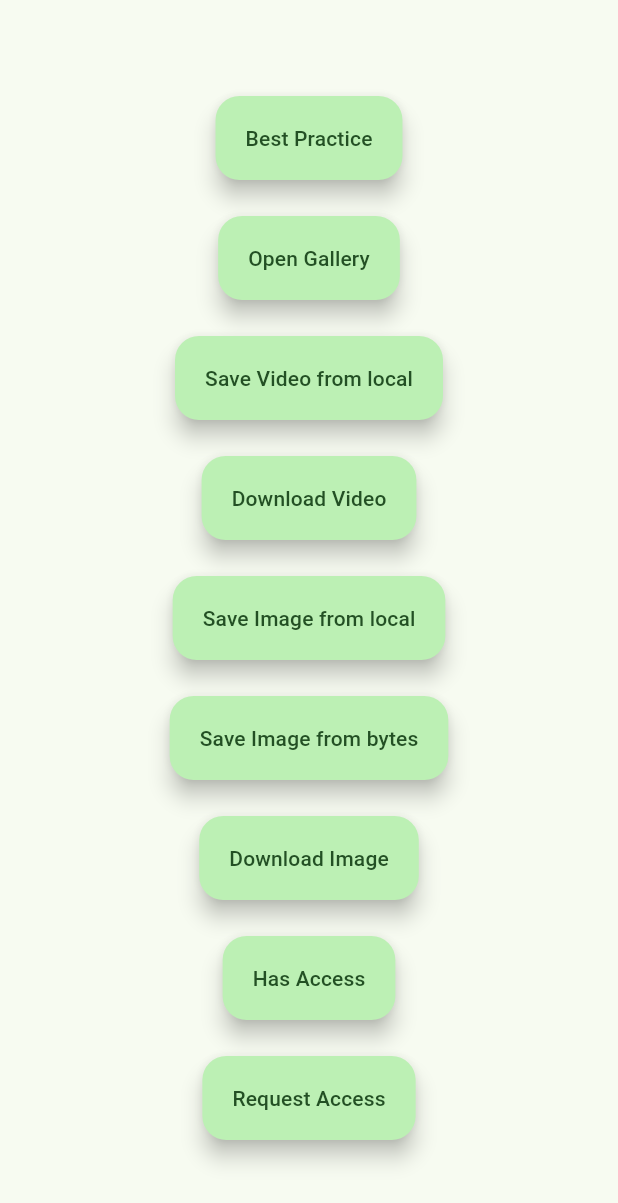
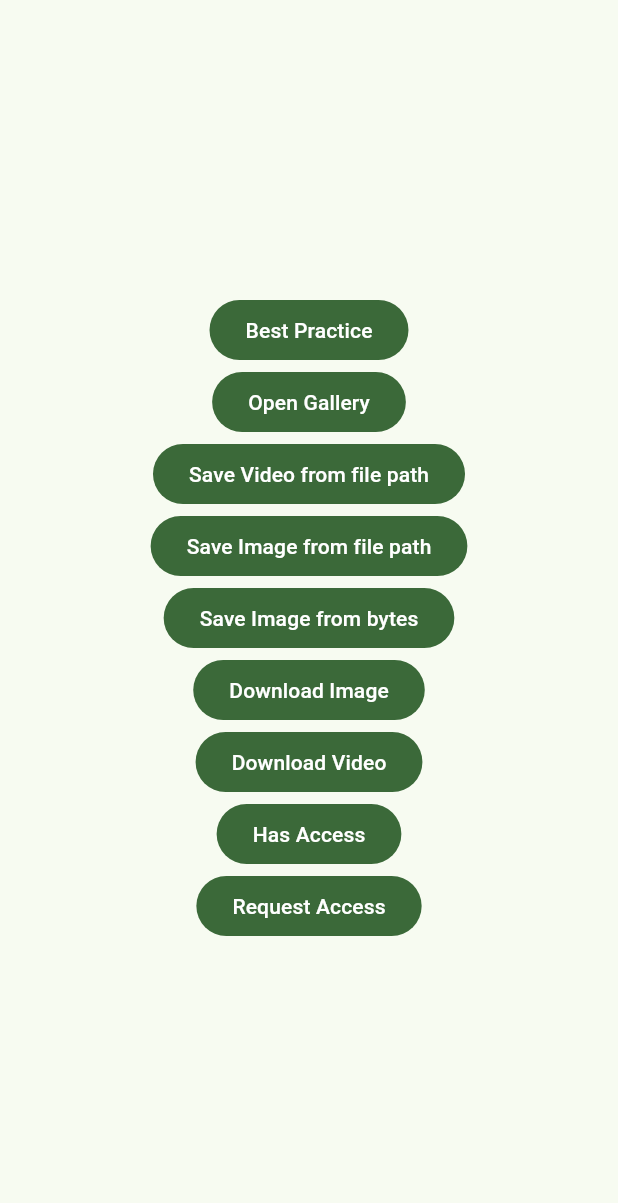
Before and after one commit to natsuk4ze/gal, a Flutter app: the screen it shows after launch, on a phone screen of 412 x 824 dp. Shown: the top 1203 px of the screen. Run offline on Flutter 3.47's test engine with Material 2 defaults, Android fonts, the light colour scheme and no system bars; our stand-ins replace dio, plugin_platform_interface.

Commit message:
Refactor (#54)

```diff
--- a/example/lib/main.dart
+++ b/example/lib/main.dart
@@ -14,14 +14,6 @@ class App extends StatelessWidget {
 
   @override
   Widget build(BuildContext context) {
-    final snackBar = SnackBar(
-      content: const Text('Saved! ✅'),
-      action: SnackBarAction(
-        label: 'Gallery ->',
-        onPressed: () async => Gal.open(),
-      ),
-    );
-
     return MaterialApp(
       theme: ThemeData(
         useMaterial3: true,
@@ -33,13 +25,16 @@ class App extends StatelessWidget {
             child: SingleChildScrollView(
               child: Column(
                 children: [
-                  _Button(
+                  FilledButton(
                     onPressed: () async {
                       final requestGranted = await Gal.requestAccess();
                       if (requestGranted) {
                         final path = await getFilePath('assets/done.jpg');
                         try {
                           await Gal.putImage(path);
+
+                          if (!context.mounted) return;
+                          ScaffoldMessenger.of(context).showSnackBar(snackBar);
                         } on GalException catch (e) {
                           log(e.toString());
                         }
@@ -61,22 +56,55 @@ class App extends StatelessWidget {
                         ),
                       );
                     },
-                    label: 'Best Practice',
+                    child: const Text('Best Practice'),
                   ),
-                  _Button(
+                  FilledButton(
                     onPressed: () async => Gal.open(),
-                    label: 'Open Gallery',
+                    child: const Text('Open Gallery'),
                   ),
-                  _Button(
+                  FilledButton(
                     onPressed: () async {
                       final path = await getFilePath('assets/done.mp4');
                       await Gal.putVideo(path);
                       if (!context.mounted) return;
                       ScaffoldMessenger.of(context).showSnackBar(snackBar);
                     },
-                    label: 'Save Video from local',
+                    child: const Text('Save Video from file path'),
                   ),
-                  _Button(
+                  FilledButton(
+                    onPressed: () async {
+                      final path = await getFilePath('assets/done.jpg');
+                      await Gal.putImage(path);
+                      if (!context.mounted) return;
+                      ScaffoldMessenger.of(context).showSnackBar(snackBar);
+                    },
+                    child: const Text('Save Image from file path'),
+                  ),
+                  FilledButton(
+                    onPressed: () async {
+                      final byteData = await rootBundle.load('assets/done.jpg');
+                      final uint8List = byteData.buffer.asUint8List(
+                          byteData.offsetInBytes, byteData.lengthInBytes);
+                      await Gal.putImageBytes(Uint8List.fromList(uint8List));
+                      if (!context.mounted) return;
+                      ScaffoldMessenger.of(context).showSnackBar(snackBar);
+                    },
+                    child: const Text('Save Image from bytes'),
+                  ),
+                  FilledButton(
+                    onPressed: () async {
+                      final path = '${Directory.systemTemp.path}/done.jpg';
+                      await Dio().download(
+                        'https://github.com/natsuk4ze/gal/raw/main/example/assets/done.jpg',
+                        path,
+                      );
+                      await Gal.putImage(path);
+                      if (!context.mounted) return;
+                      ScaffoldMessenger.of(context).showSnackBar(snackBar);
+                    },
+                    child: const Text('Download Image'),
+                  ),
+                  FilledButton(
                     onPressed: () async {
                       final path = '${Directory.systemTemp.path}/done.mp4';
                       await Dio().download(
@@ -87,54 +115,21 @@ class App extends StatelessWidget {
                       if (!context.mounted) return;
                       ScaffoldMessenger.of(context).showSnackBar(snackBar);
                     },
-                    label: 'Download Video',
+                    child: const Text('Download Video'),
                   ),
-                  _Button(
-                    onPressed: () async {
-                      final path = await getFilePath('assets/done.jpg');
-                      await Gal.putImage(path);
-                      if (!context.mounted) return;
-                      ScaffoldMessenger.of(context).showSnackBar(snackBar);
-                    },
-                    label: 'Save Image from local',
-                  ),
-                  _Button(
-                    onPressed: () async {
-                      final byteData = await rootBundle.load('assets/done.jpg');
-                      final uint8List = byteData.buffer.asUint8List(
-                          byteData.offsetInBytes, byteData.lengthInBytes);
-                      await Gal.putImageBytes(Uint8List.fromList(uint8List));
-                      if (!context.mounted) return;
-                      ScaffoldMessenger.of(context).showSnackBar(snackBar);
-                    },
-                    label: 'Save Image from bytes',
-                  ),
-                  _Button(
-                    onPressed: () async {
-                      final path = '${Directory.systemTemp.path}/done.jpg';
-                      await Dio().download(
-                        'https://github.com/natsuk4ze/gal/raw/main/example/assets/done.jpg',
-                        path,
-                      );
-                      await Gal.putImage(path);
-                      if (!context.mounted) return;
-                      ScaffoldMessenger.of(context).showSnackBar(snackBar);
-                    },
-                    label: 'Download Image',
-                  ),
-                  _Button(
+                  FilledButton(
                     onPressed: () async {
                       final hasAccess = await Gal.hasAccess();
                       log('Has Access:${hasAccess.toString()}');
                     },
-                    label: 'Has Access',
+                    child: const Text('Has Access'),
                   ),
-                  _Button(
+                  FilledButton(
                     onPressed: () async {
                       final requestGranted = await Gal.requestAccess();
                       log('Request Granted:${requestGranted.toString()}');
                     },
-                    label: 'Request Access',
+                    child: const Text('Request Access'),
                   ),
                 ],
               ),
@@ -144,6 +139,14 @@ class App extends StatelessWidget {
       ),
     );
   }
+
+  SnackBar get snackBar => SnackBar(
+        content: const Text('Saved! ✅'),
+        action: SnackBarAction(
+          label: 'Gallery ->',
+          onPressed: () async => Gal.open(),
+        ),
+      );
 
   Future<String> getFilePath(String path) async {
     final byteData = await rootBundle.load(path);
@@ -155,24 +158,3 @@ class App extends StatelessWidget {
     return file.path;
   }
 }
-
-class _Button extends StatelessWidget {
-  const _Button({
-    required this.label,
-    required this.onPressed,
-  });
-
-  final String label;
-  final void Function() onPressed;
-
-  @override
-  Widget build(BuildContext context) {
-    return Padding(
-      padding: const EdgeInsets.all(12.0),
-      child: FloatingActionButton.extended(
-        onPressed: onPressed,
-        label: Text(label),
-      ),
-    );
-  }
-}
```
Also changed, not shown: 2 other files.
